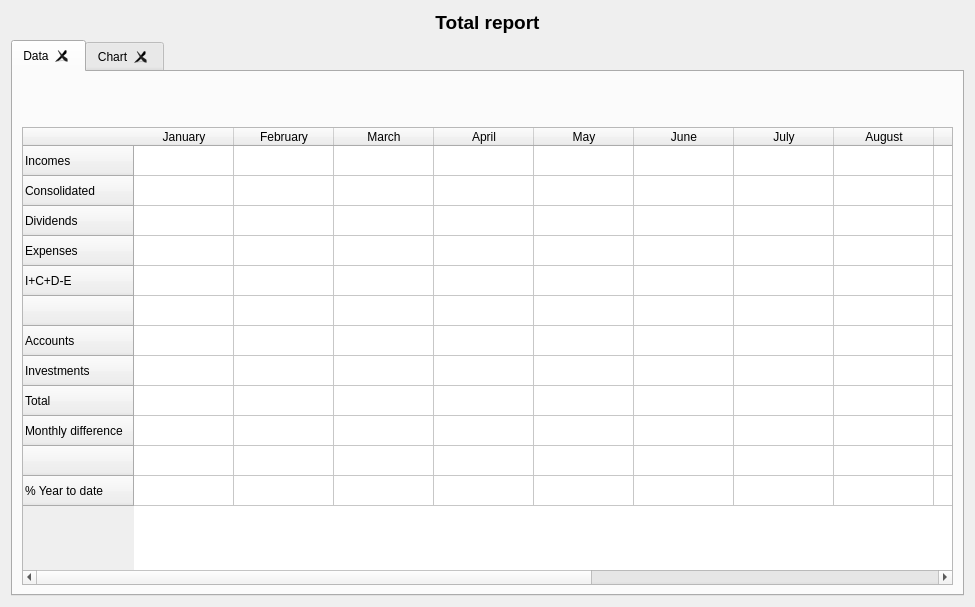
Qt form ui/wdgTotal.ui (turulomio/xulpymoney) before a commit.
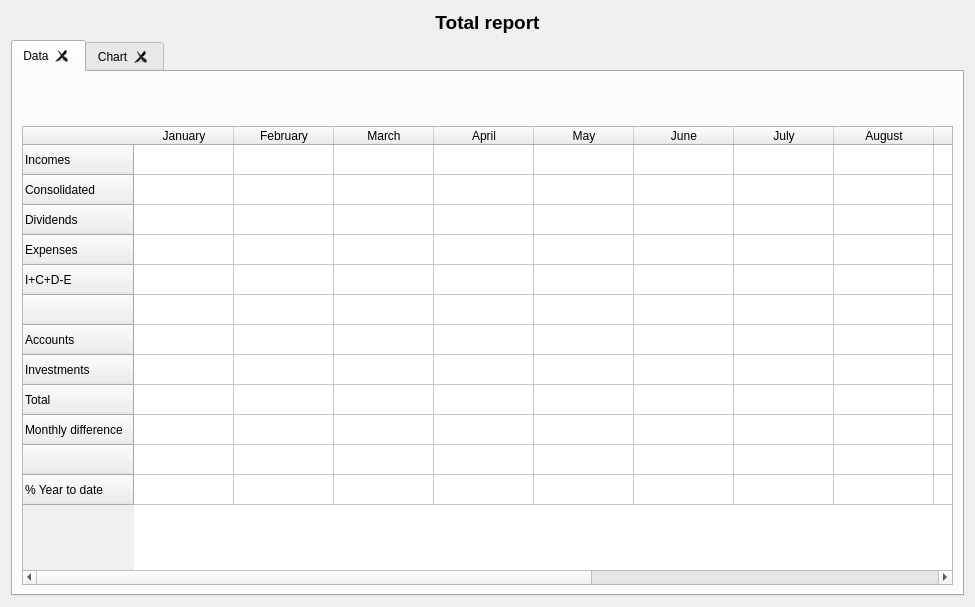
The same form after that commit. Icons and pictures are not drawn. Custom widgets are drawn as their Qt base class.

The edit to the form file:
```diff
--- a/ui/wdgTotal.ui
+++ b/ui/wdgTotal.ui
@@ -86,6 +86,7 @@
             <widget class="QLabel" name="lblPreviousYear">
              <property name="font">
               <font>
+               <pointsize>8</pointsize>
                <weight>75</weight>
                <bold>true</bold>
               </font>
```
